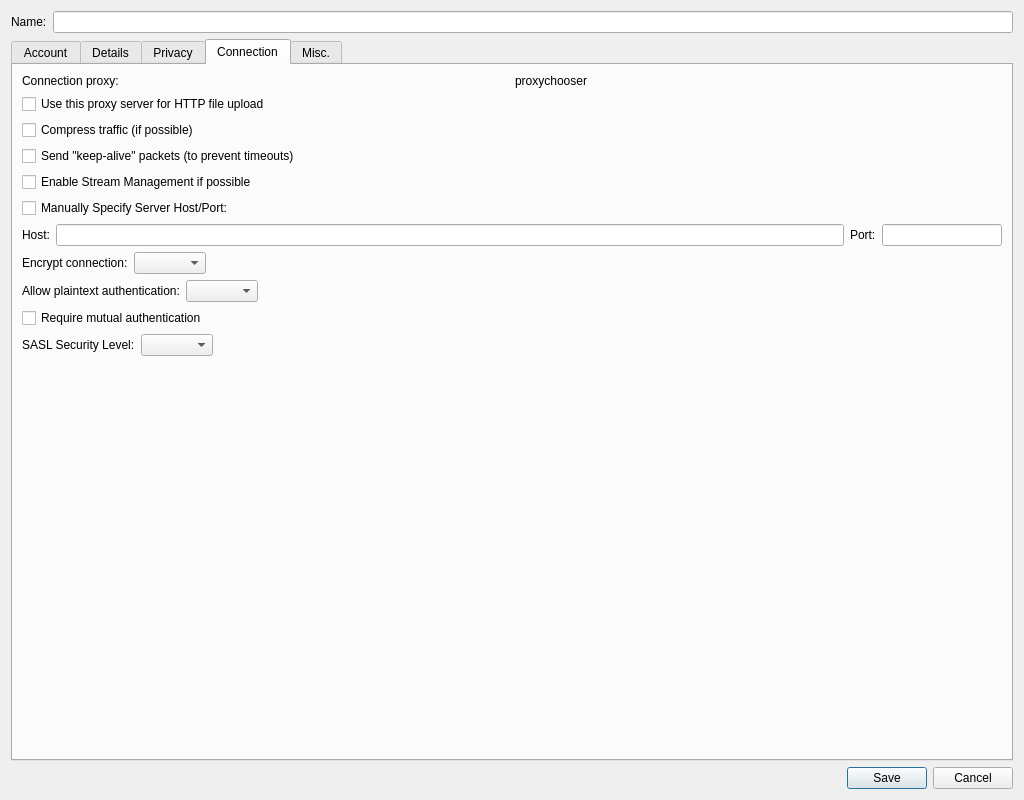
The window that src/accountmodify.ui (psi-im/psi) describes before a commit, drawn with Qt 5.
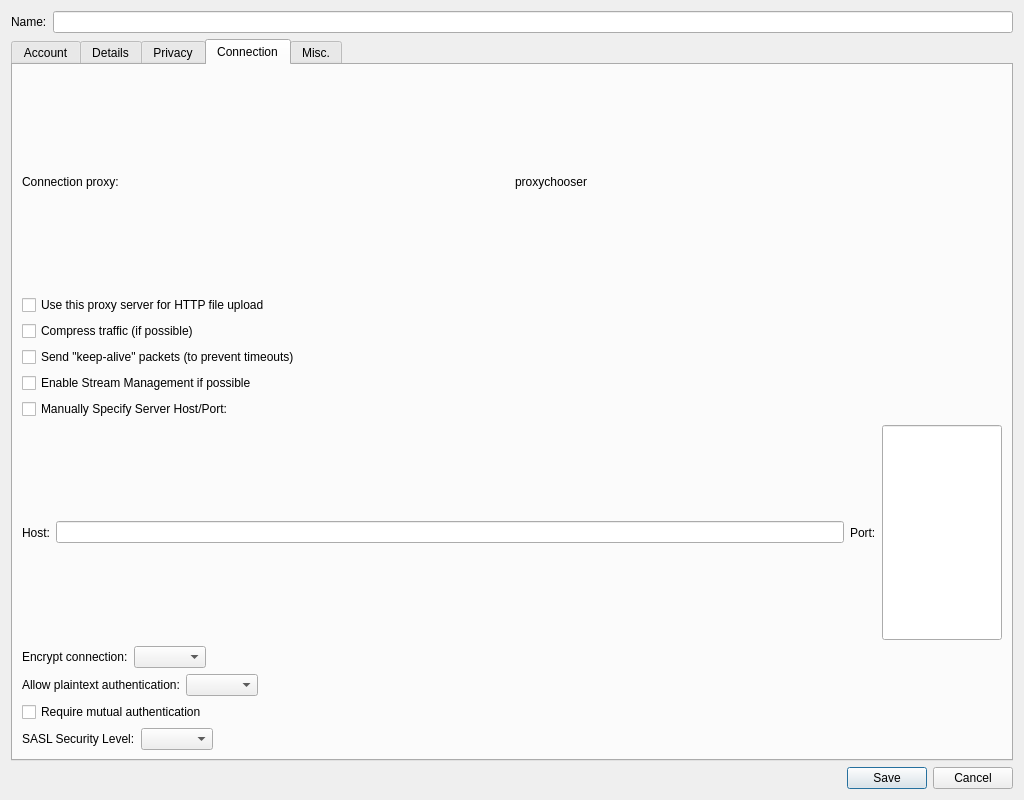
The same window after the commit. The open tabs and pages were chosen to show the change.

Commit message: accountmodify.ui: remove vertical spacers to let controls extend

Diff of the .ui file:
```diff
--- a/src/accountmodify.ui
+++ b/src/accountmodify.ui
@@ -897,22 +897,6 @@
          </item>
         </layout>
        </item>
-       <item>
-        <spacer>
-         <property name="orientation">
-          <enum>Qt::Vertical</enum>
-         </property>
-         <property name="sizeType">
-          <enum>QSizePolicy::Expanding</enum>
-         </property>
-         <property name="sizeHint" stdset="0">
-          <size>
-           <width>20</width>
-           <height>0</height>
-          </size>
-         </property>
-        </spacer>
-       </item>
       </layout>
      </widget>
      <widget class="QWidget" name="tab_misc">
```
Left out of the diff: 16 changed lines with no effect on the pictures.
